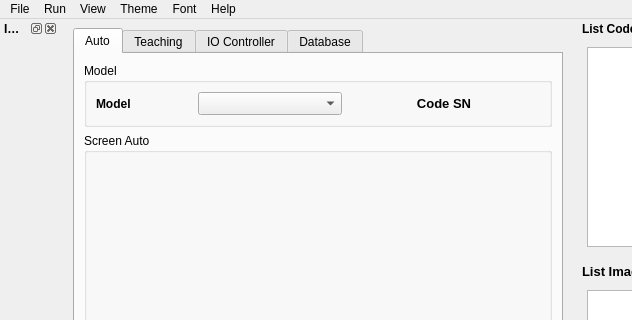
vananh2606/ProjectProcessingImage, file ui/MainWindow.ui: the form before one commit; both pictures show x 0 to 632 and y 0 to 320 of the 812 by 765 pixel window.
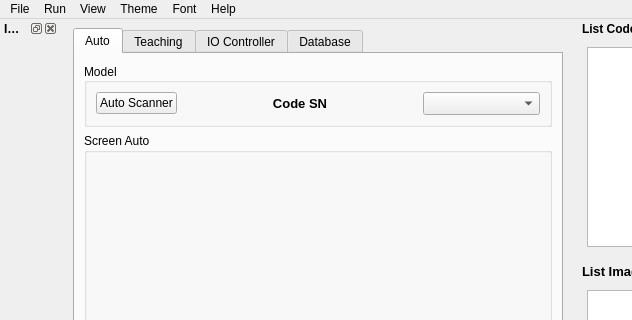
The form after the commit. The open tabs and pages were chosen to show the change.

The edit to the form file:
```diff
--- a/ui/MainWindow.ui
+++ b/ui/MainWindow.ui
@@ -364,32 +364,18 @@
           <property name="title">
            <string>Model</string>
           </property>
-          <layout class="QGridLayout" name="gridLayout_9" columnstretch="2,3,4">
+          <property name="alignment">
+           <set>Qt::AlignLeading|Qt::AlignLeft|Qt::AlignVCenter</set>
+          </property>
+          <layout class="QGridLayout" name="gridLayout_9" columnstretch="1,4,2">
            <item row="0" column="0">
-            <widget class="QLabel" name="label_model">
-             <property name="font">
-              <font>
-               <weight>75</weight>
-               <bold>true</bold>
-              </font>
-             </property>
+            <widget class="QPushButton" name="btn_auto_scanner">
              <property name="text">
-              <string>Model</string>
+              <string>Auto Scanner</string>
              </property>
             </widget>
            </item>
            <item row="0" column="1">
-            <widget class="QComboBox" name="combo_model">
-             <property name="font">
-              <font>
-               <pointsize>10</pointsize>
-               <weight>50</weight>
-               <bold>false</bold>
-              </font>
-             </property>
-            </widget>
-           </item>
-           <item row="0" column="2">
             <widget class="QLabel" name="label_code_sn">
              <property name="font">
               <font>
@@ -406,6 +392,17 @@
              </property>
             </widget>
            </item>
+           <item row="0" column="2">
+            <widget class="QComboBox" name="combo_model">
+             <property name="font">
+              <font>
+               <pointsize>10</pointsize>
+               <weight>50</weight>
+               <bold>false</bold>
+              </font>
+             </property>
+            </widget>
+           </item>
           </layout>
          </widget>
         </item>
```
Left out of the diff: 36 changed lines with no effect on the pictures.
